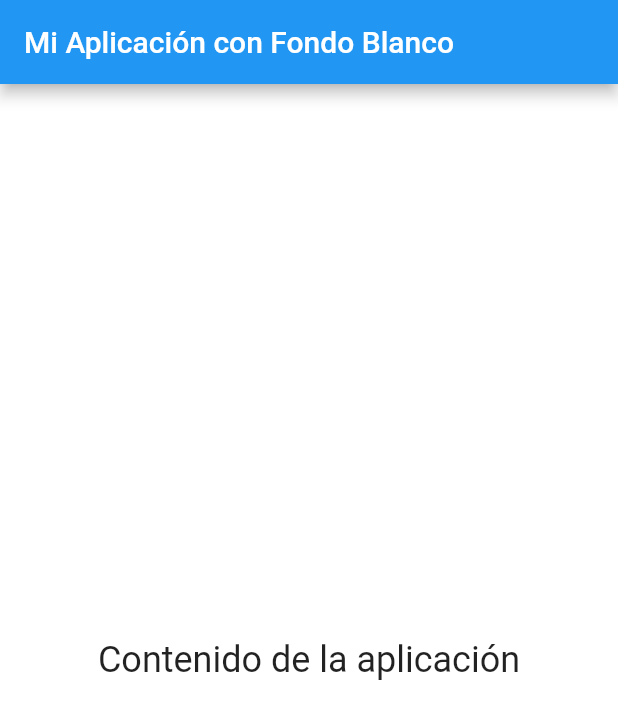
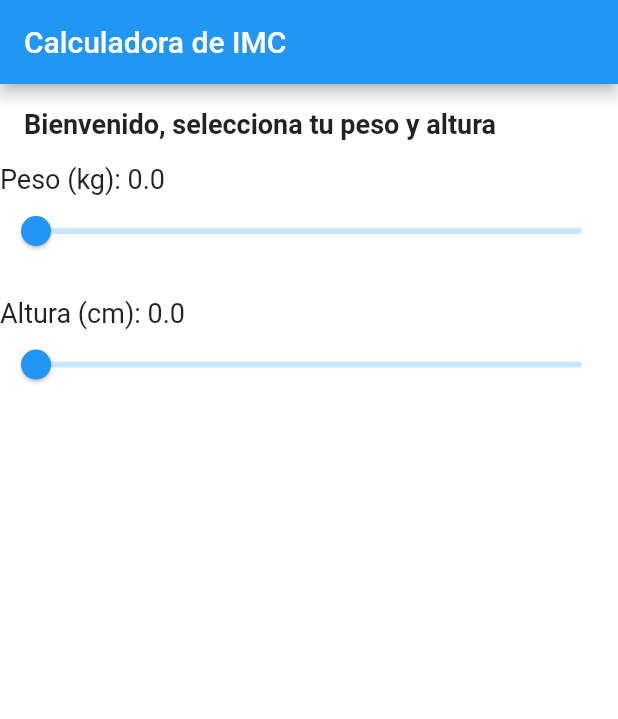
Before and after one commit to kevinRojas13/ExamenKevin, a Flutter app: the screen it shows after launch, on a phone screen of 412 x 824 dp. Shown: the top 719 px of the screen. Run offline on Flutter 3.47's test engine with Material 2 defaults, Android fonts, the phone set to English and light mode, and no system bars.

```diff
--- a/lib/main.dart
+++ b/lib/main.dart
@@ -8,22 +8,70 @@ class MyApp extends StatelessWidget {
   @override
   Widget build(BuildContext context) {
     return MaterialApp(
-      home: Scaffold(
+      home: InputPage(),
+    );
+  }
+}
+
+class InputPage extends StatefulWidget {
+  @override
+  _InputPageState createState() => _InputPageState();
+}
+
+class _InputPageState extends State<InputPage> {
+  double weight = 0.0; // Valor inicial del peso
+  double height = 0.0; // Valor inicial de la altura
+
+  @override
+  Widget build(BuildContext context) {
+    return Scaffold(
       appBar: AppBar(
-          title: Text(
-            'Mi Aplicación con Fondo Blanco',
+        title: Text('Calculadora de IMC'),
       ),
-        ),
-        // Cambia el color de fondo de la aplicación a blanco
       backgroundColor: Colors.white,
-        body: Center(
+      body: Column(
+        crossAxisAlignment: CrossAxisAlignment.start,
+        children: <Widget>[
+          Padding(
+            padding: const EdgeInsets.all(16.0),
             child: Text(
-            'Contenido de la aplicación',
+              'Bienvenido, selecciona tu peso y altura',
               style: TextStyle(
-              fontSize: 24,
+                fontSize: 18,
+                fontWeight: FontWeight.bold,
               ),
             ),
           ),
+          Text(
+            'Peso (kg): ${weight.toStringAsFixed(1)}',
+            style: TextStyle(fontSize: 18),
+          ),
+          Slider(
+            value: weight,
+            min: 0.0,
+            max: 200.0,
+            onChanged: (newValue) {
+              setState(() {
+                weight = newValue;
+              });
+            },
+          ),
+          SizedBox(height: 20),
+          Text(
+            'Altura (cm): ${height.toStringAsFixed(1)}',
+            style: TextStyle(fontSize: 18),
+          ),
+          Slider(
+            value: height,
+            min: 0.0,
+            max: 250.0,
+            onChanged: (newValue) {
+              setState(() {
+                height = newValue;
+              });
+            },
+          ),
+        ],
       ),
     );
   }
```
Lines whose indentation alone changed are shown as unchanged.
